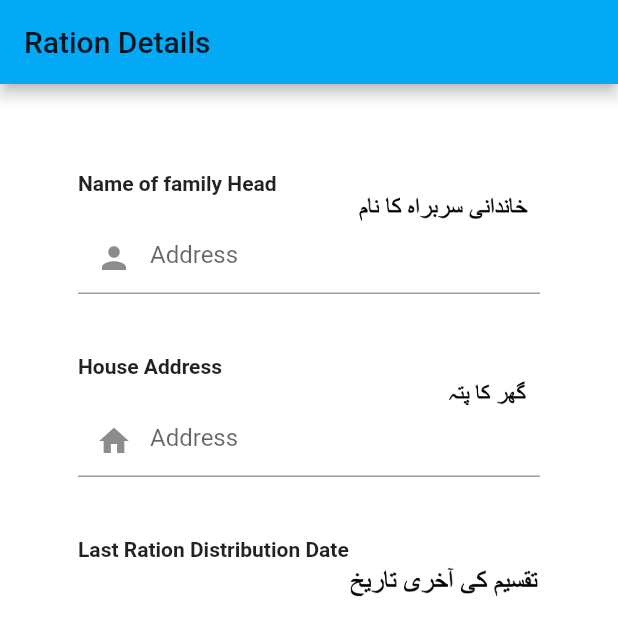
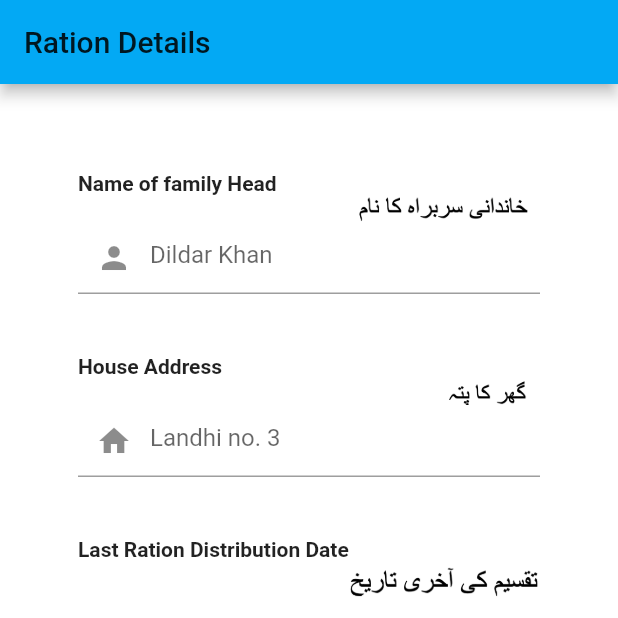
Before and after one commit to amirhere/ration-tracker, a Flutter app: the screen it shows after launch, on a phone screen of 412 x 824 dp, the top half of it. Run offline on Flutter 3.47's test engine with Material 2 defaults, Android fonts, the phone set to English and light mode, and no system bars; our stand-ins replace shared_preferences; Roboto replaces fonts that are missing (Nuito).

```diff
--- a/lib/widget/home.dart
+++ b/lib/widget/home.dart
@@ -4,36 +4,39 @@ import 'package:shared_preferences/shared_preferences.dart';
 int _selectedIndex = 0;
 
 class HomePage extends StatelessWidget {
- static String tag = 'home-page';
+  static String tag = 'home-page';
 static const TextStyle optionStyle = TextStyle(fontSize: 30, fontWeight: FontWeight.bold);
-String address;
-
-
-
- Future<String> setUserid() async {
-   SharedPreferences pref = await SharedPreferences.getInstance();
-   pref.getString("address");
-
-   address = pref.getString('FB_USER');
-
- }
-
-
-
-
-
-
-
-
 
 
 
  @override
   Widget build(BuildContext context) {
+   String _address;
+  // String family_head;
+  // String cnic;
+
+   var address;
+   var family_head = TextEditingController();
+   var cnic = TextEditingController();
+
+   void loginRequest () async {
+
+
+     SharedPreferences prefs = await SharedPreferences.getInstance();
+     _address = prefs.getString('address');
+     print("Socha na thaa" + _address);
+     address =  new TextEditingController.fromValue(new TextEditingValue(text: _address)).value;
+
+
+   }
+
+
+   loginRequest();
 
 
 
-    final alucard = Hero(
+
+   final alucard = Hero(
       tag: 'hero',
       child: CircleAvatar(
         radius: 40.0,
@@ -100,12 +103,9 @@ String address;
 
 
     final familyHeadNameTextBox = new TextField(
-
-
-
-
+      controller: address,
       decoration: new InputDecoration(
-        hintText: ("Address"),
+        hintText: ("Dildar Khan "),
         prefixIcon: Icon(Icons.person),
 
       ),
@@ -241,7 +241,7 @@ String address;
     final addressTxtBox = new TextField(
 
       decoration: new InputDecoration(
-        hintText: ("Address"),
+        hintText: ('Landhi no. 3'),
         prefixIcon: Icon(Icons.home),
 
       ),
@@ -314,6 +314,8 @@ String address;
         body: body,
 
     );
+
+
   }
 
 
```
Also changed, not shown: lib/widget/login.dart (+18 -10 lines).
